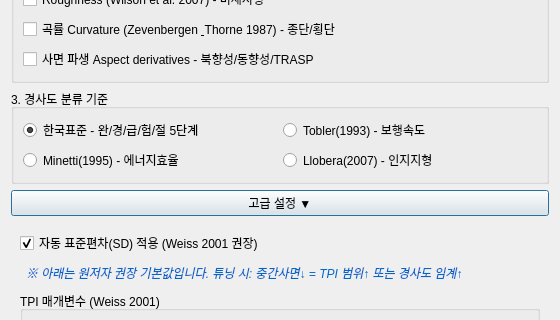
Old version of the form tools/terrain_analysis_dialog_base.ui in the repository lzpxilfe/archtoolkit; both pictures show x 0 to 560 and y 272 to 592 of the 560 by 826 pixel window.
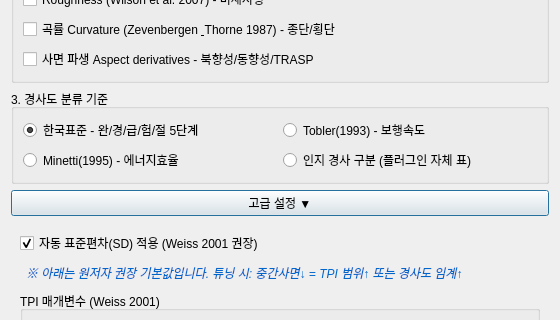
New version of the form. Custom widgets are drawn as their Qt base class.

```diff
--- a/tools/terrain_analysis_dialog_base.ui
+++ b/tools/terrain_analysis_dialog_base.ui
@@ -157,7 +157,7 @@
       <item row="1" column="1">
        <widget class="QRadioButton" name="radioLlobera">
         <property name="text">
-         <string>Llobera(2007) - 인지지형</string>
+         <string>인지 경사 구분 (플러그인 자체 표)</string>
         </property>
         <property name="toolTip">
          <string>&lt;html&gt;&lt;b&gt;Llobera 인지적 지형 인식&lt;/b&gt;&lt;hr/&gt;&lt;i&gt;Llobera, M. (2007). Reconstructing visual landscapes. World Archaeology 39(1):51-69.&lt;/i&gt;&lt;br/&gt;&lt;br/&gt;인간이 지형 경사를 어떻게 인지하는지 분석합니다.&lt;br/&gt;&lt;br/&gt;&lt;b&gt;고고학 활용:&lt;/b&gt;&lt;br/&gt;• 경관 인지 분석&lt;br/&gt;• 시각적 경계/장벽 파악&lt;/html&gt;</string>
```
Left out of the diff: 4 changed lines with no effect on the pictures.
